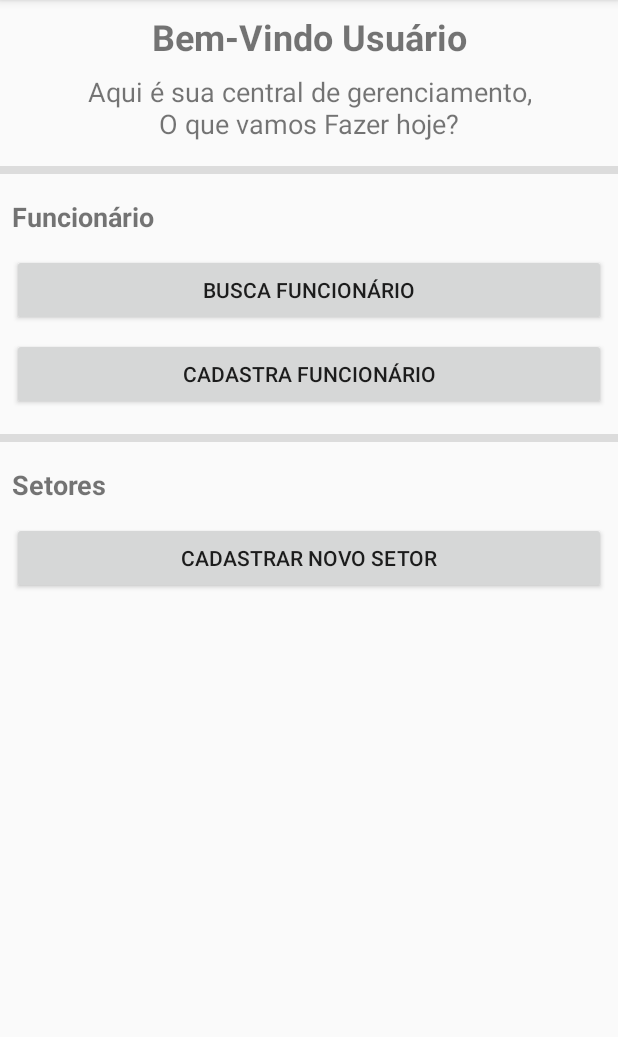
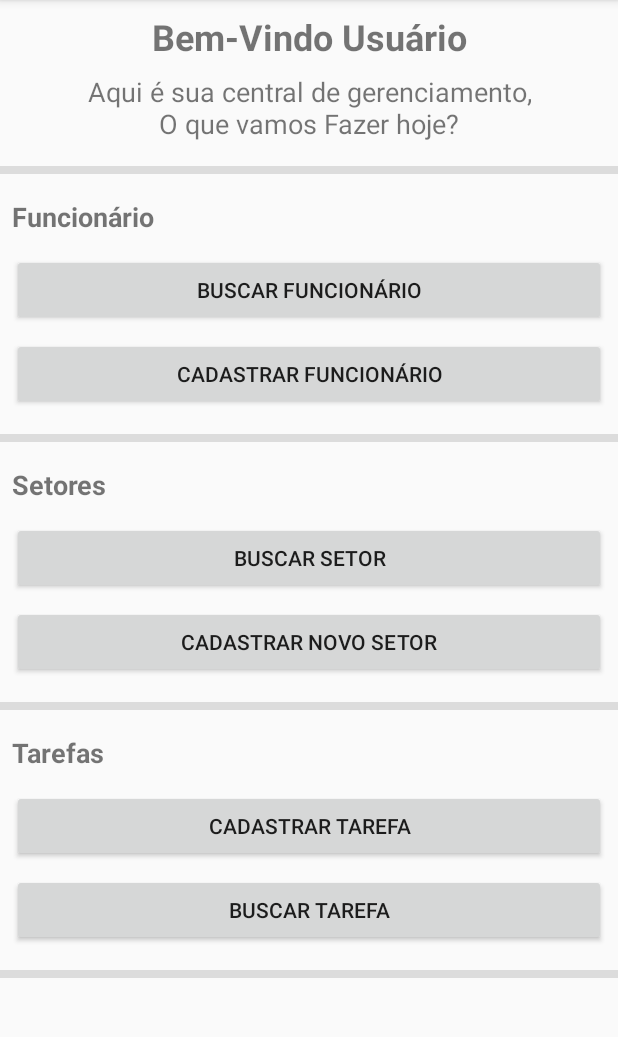
Before and after one commit to mtsrp/tccproject, an Android app: the PrincipalActivity screen opened directly, with no data from a screen before it, on a phone screen of 412 x 824 dp, the part 84-1121 px from its top. Run offline under Robolectric (Android 15) with nearby library versions, the phone set to English and light mode, and no system bars.

Commit message:
create Setor CRUD

```diff
--- a/Gerenc_fazenda/app/src/main/AndroidManifest.xml
+++ b/Gerenc_fazenda/app/src/main/AndroidManifest.xml
@@ -24,7 +24,9 @@
         <activity android:name=".PrincipalActivity" />
         <activity android:name=".AlteraFunc" />
         <activity android:name=".Cadastrar_Funcionario" />
-        <activity android:name=".Setor.Cadastrar_Setor"></activity>
+        <activity android:name=".Setor.Cadastrar_Setor" />
+        <activity android:name=".BuscaSetor" />
+        <activity android:name=".CentralSetor"></activity>
     </application>
 
 </manifest>
--- a/Gerenc_fazenda/app/src/main/java/com/software/engenharia/gerenc_fazenda/PrincipalActivity.java
+++ b/Gerenc_fazenda/app/src/main/java/com/software/engenharia/gerenc_fazenda/PrincipalActivity.java
@@ -14,7 +14,7 @@ import com.software.engenharia.gerenc_fazenda.Funcionario.Busca_Funcionario;
 public class PrincipalActivity extends AppCompatActivity {
 
     private AlertDialog alterok;
-    Button CadasSetor, Cadastrar, Teste;
+    Button CadasSetor, Cadastrar, Teste, BuscaSet;
 
     @Override
     protected void onCreate(Bundle savedInstanceState) {
@@ -25,7 +25,15 @@ public class PrincipalActivity extends AppCompatActivity {
         Cadastrar = (Button) findViewById(R.id.btn_TesteCadastro);
         Teste =  findViewById(R.id.btn_teste);
         CadasSetor = findViewById(R.id.btn_cadastrasetor);
+        BuscaSet = findViewById(R.id.btn_Buscasetor);
 
+        BuscaSet.setOnClickListener(new View.OnClickListener() {
+            @Override
+            public void onClick(View v) {
+                Intent busSet = new Intent(PrincipalActivity.this, BuscaSetor.class);
+                startActivity(busSet);
+            }
+        });
         CadasSetor.setOnClickListener(new View.OnClickListener() {
             @Override
             public void onClick(View v) {
--- a/Gerenc_fazenda/app/src/main/res/layout/principal.xml
+++ b/Gerenc_fazenda/app/src/main/res/layout/principal.xml
@@ -1,11 +1,44 @@
 <?xml version="1.0" encoding="utf-8"?>
-<android.support.constraint.ConstraintLayout xmlns:android="http://schemas.android.com/apk/res/android"
+<ScrollView xmlns:android="http://schemas.android.com/apk/res/android"
     xmlns:app="http://schemas.android.com/apk/res-auto"
     xmlns:tools="http://schemas.android.com/tools"
     android:layout_width="match_parent"
     android:layout_height="match_parent"
+    android:overScrollMode="always"
+    android:scrollbarAlwaysDrawVerticalTrack="true"
+    android:scrollbars="vertical"
+    app:layout_behavior="@string/appbar_scrolling_view_behavior"
     tools:context=".PrincipalActivity">
 
+
+    <android.support.constraint.ConstraintLayout
+        android:layout_width="match_parent"
+        android:layout_height="wrap_content">
+    <View
+        android:id="@+id/divider"
+        android:layout_width="0dp"
+        android:layout_height="5dp"
+        android:layout_marginTop="16dp"
+        android:background="?android:attr/listDivider"
+        android:visibility="visible"
+        app:layout_constraintEnd_toEndOf="parent"
+        app:layout_constraintHorizontal_bias="0.5"
+        app:layout_constraintStart_toStartOf="parent"
+        app:layout_constraintTop_toBottomOf="@+id/btn_cadastrasetor" />
+
+        <View
+            android:id="@+id/divider4"
+            android:layout_width="0dp"
+            android:layout_height="5dp"
+            android:layout_marginTop="16dp"
+            android:layout_marginBottom="8dp"
+            android:background="?android:attr/listDivider"
+            android:visibility="visible"
+            app:layout_constraintBottom_toBottomOf="parent"
+            app:layout_constraintEnd_toEndOf="parent"
+            app:layout_constraintHorizontal_bias="0.5"
+            app:layout_constraintStart_toStartOf="parent"
+            app:layout_constraintTop_toBottomOf="@+id/btn_verTarerfas" />
 
     <TextView
         android:id="@+id/textView9"
@@ -42,7 +75,7 @@
         android:layout_marginStart="8dp"
         android:layout_marginTop="8dp"
         android:layout_marginEnd="8dp"
-        android:text="Busca Funcionário"
+        android:text="Buscar Funcionário"
         app:layout_constraintEnd_toEndOf="parent"
         app:layout_constraintHorizontal_bias="0.5"
         app:layout_constraintStart_toStartOf="parent"
@@ -56,7 +89,7 @@
         android:layout_marginStart="8dp"
         android:layout_marginTop="8dp"
         android:layout_marginEnd="8dp"
-        android:text="Cadastra Funcionário"
+        android:text="Cadastrar Funcionário"
         app:layout_constraintEnd_toEndOf="parent"
         app:layout_constraintHorizontal_bias="0.5"
         app:layout_constraintStart_toStartOf="parent"
@@ -88,9 +121,24 @@
         android:textSize="18sp"
         android:textStyle="bold"
         app:layout_constraintEnd_toEndOf="parent"
-        app:layout_constraintHorizontal_bias="0.0"
+        app:layout_constraintHorizontal_bias="0.5"
         app:layout_constraintStart_toStartOf="parent"
         app:layout_constraintTop_toBottomOf="@+id/divider3" />
+
+    <TextView
+        android:id="@+id/textView15"
+        android:layout_width="0dp"
+        android:layout_height="29dp"
+        android:layout_marginStart="8dp"
+        android:layout_marginTop="16dp"
+        android:layout_marginEnd="8dp"
+        android:text="Tarefas"
+        android:textSize="18sp"
+        android:textStyle="bold"
+        app:layout_constraintEnd_toEndOf="parent"
+        app:layout_constraintHorizontal_bias="0.5"
+        app:layout_constraintStart_toStartOf="parent"
+        app:layout_constraintTop_toBottomOf="@+id/divider" />
 
     <View
         android:id="@+id/divider2"
@@ -112,7 +160,7 @@
         android:background="?android:attr/listDivider"
         android:visibility="visible"
         app:layout_constraintEnd_toEndOf="parent"
-        app:layout_constraintHorizontal_bias="0.0"
+        app:layout_constraintHorizontal_bias="0.5"
         app:layout_constraintStart_toStartOf="parent"
         app:layout_constraintTop_toBottomOf="@+id/btn_TesteCadastro" />
 
@@ -125,7 +173,50 @@
         android:layout_marginEnd="8dp"
         android:text="Cadastrar Novo Setor"
         app:layout_constraintEnd_toEndOf="parent"
+        app:layout_constraintHorizontal_bias="0.5"
+        app:layout_constraintStart_toStartOf="parent"
+        app:layout_constraintTop_toBottomOf="@+id/btn_Buscasetor" />
+
+    <Button
+        android:id="@+id/btn_Buscasetor"
+        android:layout_width="0dp"
+        android:layout_height="wrap_content"
+        android:layout_marginStart="8dp"
+        android:layout_marginTop="8dp"
+        android:layout_marginEnd="8dp"
+        android:text="Buscar Setor"
+        app:layout_constraintEnd_toEndOf="parent"
+        app:layout_constraintHorizontal_bias="0.5"
         app:layout_constraintStart_toStartOf="parent"
         app:layout_constraintTop_toBottomOf="@+id/textView12" />
 
-</android.support.constraint.ConstraintLayout>
+    <Button
+        android:id="@+id/btn_cadTarefa"
+        android:layout_width="0dp"
+        android:layout_height="wrap_content"
+        android:layout_marginStart="8dp"
+        android:layout_marginTop="8dp"
+        android:layout_marginEnd="8dp"
+        android:text="Cadastrar Tarefa"
+        app:layout_constraintEnd_toEndOf="parent"
+        app:layout_constraintHorizontal_bias="0.5"
+        app:layout_constraintStart_toStartOf="parent"
+        app:layout_constraintTop_toBottomOf="@+id/textView15" />
+
+    <Button
+        android:id="@+id/btn_verTarerfas"
+        android:layout_width="0dp"
+        android:layout_height="wrap_content"
+        android:layout_marginStart="8dp"
+        android:layout_marginTop="8dp"
+        android:layout_marginEnd="8dp"
+        android:text="Buscar Tarefa"
+        app:layout_constraintEnd_toEndOf="parent"
+        app:layout_constraintHorizontal_bias="0.5"
+        app:layout_constraintStart_toStartOf="parent"
+        app:layout_constraintTop_toBottomOf="@+id/btn_cadTarefa" />
+
+
+    </android.support.constraint.ConstraintLayout>
+
+</ScrollView>
```
Also changed, not shown: Gerenc_fazenda/app/src/main/java/com/software/engenharia/gerenc_fazenda/BuscaSetor.java (added, +40 -0 lines), Gerenc_fazenda/app/src/main/java/com/software/engenharia/gerenc_fazenda/CentralSetor.java (added, +142 -0 lines), Gerenc_fazenda/app/src/main/res/layout/activity_busca_setor.xml (added, +90 -0 lines), Gerenc_fazenda/app/src/main/res/layout/activity_central_setor.xml (added, +88 -0 lines).
